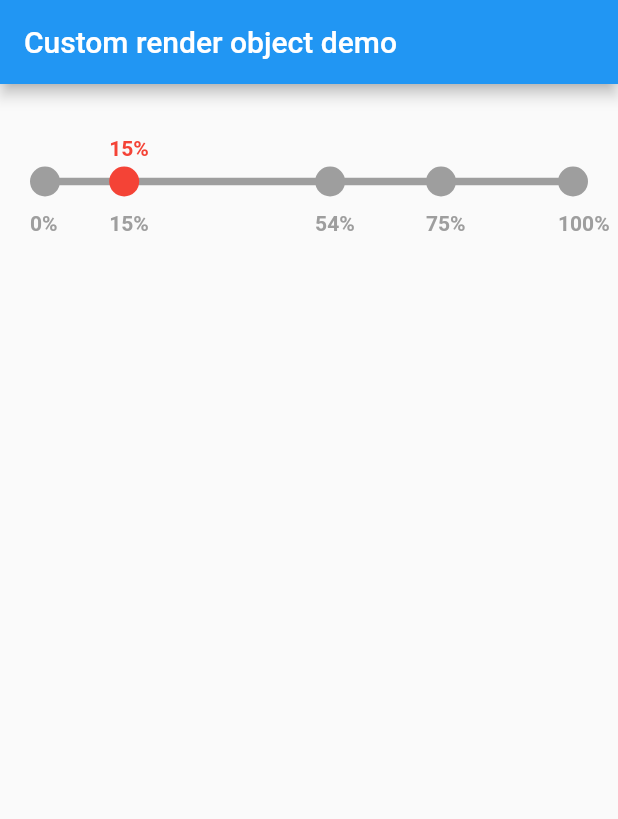
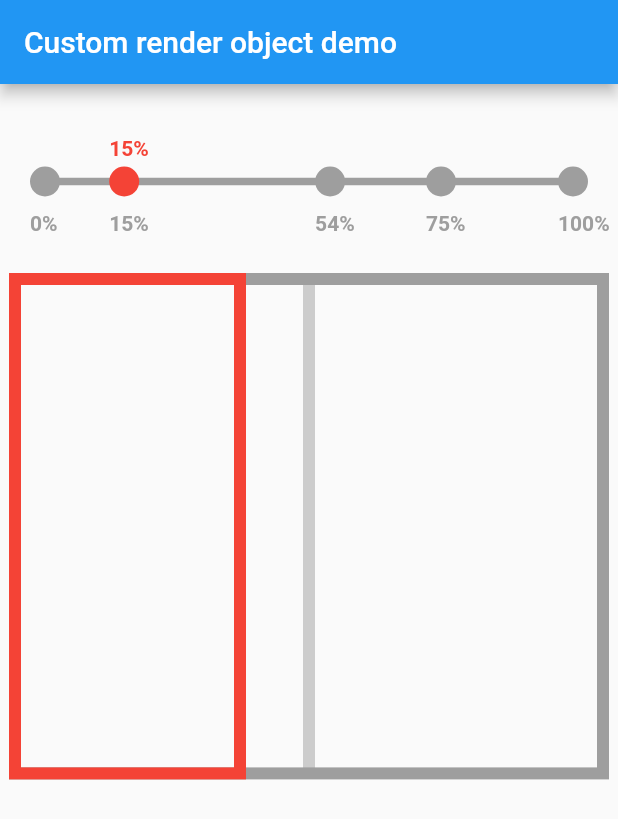
Before and after one commit to pbhoomi190/RenderObjectWidget-Demo, a Flutter app: the screen it shows after launch, on a phone screen of 412 x 824 dp. Shown: the top 819 px of the screen. Run offline on Flutter 3.47's test engine with Material 2 defaults, Android fonts, the phone set to English and light mode, and no system bars.

Commit message:
rectangular slider added

```diff
--- a/flutter_custom_render_widget/lib/custom_range_displayer/progress_viewer.dart
+++ b/flutter_custom_render_widget/lib/custom_range_displayer/progress_viewer.dart
@@ -2,6 +2,7 @@ import 'package:flutter/foundation.dart';
 import 'package:flutter/gestures.dart';
 import 'package:flutter/material.dart';
 import 'package:flutter/rendering.dart';
+
 
 class CustomProgressRangeViewer extends LeafRenderObjectWidget {
   const CustomProgressRangeViewer({
@@ -11,7 +12,7 @@ class CustomProgressRangeViewer extends LeafRenderObjectWidget {
     this.thumbSize = 20.0,
     required this.breakPoints,
     required this.activeThumbColor,
-    required this.activeIndex
+    required this.activeIndex,
   }) : super(key: key);
 
   final Color barColor;
@@ -57,8 +58,6 @@ class CustomProgressRangeViewer extends LeafRenderObjectWidget {
 
 class RenderRangeSlider extends RenderBox {
   static const _minDesiredWidth = 100.0;
-  double _currentThumbValue = 0.5;
-  late HorizontalDragGestureRecognizer _drag;
 
   Color get barColor => _barColor;
   Color _barColor;
@@ -124,17 +123,7 @@ class RenderRangeSlider extends RenderBox {
         _thumbSize = thumbSize,
         _activeThumbColor = activeThumbColor,
         _breaks = breakPoints,
-        _activeIndex = activeIndex
-  {
-    // initialize the gesture recognizer
-    _drag = HorizontalDragGestureRecognizer()
-      ..onStart = (DragStartDetails details) {
-        _updateThumbPosition(details.localPosition);
-      }
-      ..onUpdate = (DragUpdateDetails details) {
-        _updateThumbPosition(details.localPosition);
-      };
-  }
+        _activeIndex = activeIndex;
 
   @override
   double computeMaxIntrinsicHeight(double width) {
@@ -245,22 +234,8 @@ class RenderRangeSlider extends RenderBox {
   @override
   bool hitTestSelf(Offset position) => true;
 
-  @override
-  void handleEvent(PointerEvent event, BoxHitTestEntry entry) {
-    assert(debugHandleEvent(event, entry));
-    if (event is PointerDownEvent) {
-      _drag.addPointer(event);
-    }
-  }
 
   @override
   bool get isRepaintBoundary => true;
 
-  void _updateThumbPosition(Offset localPosition) {
-
-    // var dx = localPosition.dx.clamp(0, size.width);
-    // _currentThumbValue = dx / size.width;
-    // markNeedsPaint();
-    // markNeedsSemanticsUpdate();
-  }
 }
--- /dev/null
+++ b/flutter_custom_render_widget/lib/custom_rectangle_slider/rectangular_slider.dart
@@ -0,0 +1,279 @@
+import 'package:flutter/gestures.dart';
+import 'package:flutter/material.dart';
+import 'package:flutter/rendering.dart';
+
+typedef OnSliderValueChange = Function(BreakPoints);
+
+class BreakPoints {
+  int start;
+  int end;
+
+  BreakPoints({
+    required this.start,
+    required this.end
+  });
+}
+
+class RectangularSlider extends LeafRenderObjectWidget {
+
+  RectangularSlider({
+    required this.borderColor,
+    required this.selectionColor,
+    required this.selectionWidth,
+    required this.height,
+    required this.width,
+    required this.strokeWidth,
+    required this.sliderStartPoint,
+    this.onSliderValueChange
+}) : assert(selectionWidth < width);
+
+  final Color borderColor;
+  final Color selectionColor;
+  final double strokeWidth;
+  final double height;
+  final double width;
+  final double selectionWidth;
+  final double sliderStartPoint;
+  final OnSliderValueChange? onSliderValueChange;
+
+  @override
+  RenderObject createRenderObject(BuildContext context) {
+   return RectangularSliderRenderBox(
+       width: width,
+       height: height,
+       strokeWidth: strokeWidth,
+       selectionWidth: selectionWidth,
+       borderColor: borderColor,
+       selectionColor: selectionColor,
+       currentStartPos: sliderStartPoint,
+       onSliderValueChange: onSliderValueChange
+   );
+  }
+
+  @override
+  void updateRenderObject(
+      BuildContext context, RectangularSliderRenderBox renderObject) {
+    renderObject
+      ..width = width
+      ..height = height
+      ..strokeWidth = strokeWidth
+      ..selectionWidth = selectionWidth
+      ..borderColor = borderColor
+      ..selectionColor = selectionColor;
+  }
+
+  @override
+  void debugFillProperties(DiagnosticPropertiesBuilder properties) {
+    super.debugFillProperties(properties);
+    properties.add(ColorProperty('borderColor', borderColor));
+    properties.add(ColorProperty('selectionColor', selectionColor));
+    properties.add(DoubleProperty('width', width));
+    properties.add(DoubleProperty('height', height));
+    properties.add(DoubleProperty('selectionWidth', selectionWidth));
+    properties.add(DoubleProperty('strokeWidth', strokeWidth));
+  }
+}
+
+class RectangularSliderRenderBox extends RenderBox {
+
+  late HorizontalDragGestureRecognizer _drag;
+
+  Color get borderColor => _borderColor;
+  Color _borderColor;
+
+  set borderColor(Color value) {
+    if (_borderColor == value) return;
+    _borderColor = value;
+    markNeedsPaint();
+  }
+
+
+  Color get selectionColor => _selectionColor;
+  Color _selectionColor;
+
+  set selectionColor(Color value) {
+    if (_selectionColor == value) return;
+    _selectionColor = value;
+    markNeedsPaint();
+  }
+
+  double get selectionWidth => _selectionWidth;
+  double _selectionWidth;
+
+  set selectionWidth(double value) {
+    if (_selectionWidth == value) return;
+    _selectionWidth = value;
+    markNeedsLayout();
+  }
+
+  double get strokeWidth => _strokeWidth;
+  double _strokeWidth;
+
+  set strokeWidth(double value) {
+    if (_strokeWidth == value) return;
+    _strokeWidth = value;
+    markNeedsLayout();
+  }
+
+  double get height => _height;
+  double _height;
+
+  set height(double value) {
+    if (_height == value) return;
+    _height = value;
+    markNeedsLayout();
+  }
+
+  double get width => _width;
+  double _width;
+
+  set width(double value) {
+    if (_width == value) return;
+    _width = value;
+    markNeedsLayout();
+  }
+
+  double get currentStartPos => _currentStartPos;
+  double _currentStartPos;
+
+  set currentStartPos(double value) {
+    if (_currentStartPos == value) return;
+    _currentStartPos = value;
+    markNeedsLayout();
+  }
+
+  OnSliderValueChange? get onSliderValueChange => _onSliderValueChange;
+  OnSliderValueChange? _onSliderValueChange;
+
+  set onSliderValueChange(OnSliderValueChange? value) {
+    if (_onSliderValueChange == value) return;
+    _onSliderValueChange = value;
+  }
+
+  RectangularSliderRenderBox({
+    required double width,
+    required double height,
+    required double strokeWidth,
+    required double selectionWidth,
+    required Color borderColor,
+    required Color selectionColor,
+    required double currentStartPos,
+    OnSliderValueChange? onSliderValueChange,
+  })
+  :
+        _width = width,
+        _height = height,
+        _selectionColor = selectionColor,
+        _selectionWidth = selectionWidth,
+        _borderColor = borderColor,
+        _strokeWidth = strokeWidth,
+        _currentStartPos = currentStartPos,
+        _onSliderValueChange = onSliderValueChange,
+  assert(selectionWidth < width)
+  {
+      // initialize the gesture recognizer
+      _drag = HorizontalDragGestureRecognizer()
+        ..onStart = (DragStartDetails details) {
+          _updateRectanglePosition(details.localPosition);
+        }
+        ..onUpdate = (DragUpdateDetails details) {
+          _updateRectanglePosition(details.localPosition);
+        };
+
+  }
+
+  @override
+  double computeMaxIntrinsicHeight(double width) {
+    return _width;
+  }
+
+  @override
+  double computeMinIntrinsicHeight(double width) {
+    return _height;
+  }
+
+  @override
+  double computeMaxIntrinsicWidth(double height) {
+    return _width;
+  }
+
+  @override
+  double computeMinIntrinsicWidth(double height) {
+    return _height;
+  }
+
+  @override
+  void performLayout() {
+    size = computeDryLayout(constraints);
+  }
+
+  @override
+  Size computeDryLayout(BoxConstraints constraints) {
+    final desiredWidth = width;
+    final desiredHeight = height;
+    final desiredSize = Size(desiredWidth, desiredHeight);
+    return constraints.constrain(desiredSize);
+  }
+
+  @override
+  bool hitTestSelf(Offset position) => true;
+
+  @override
+  void handleEvent(PointerEvent event, BoxHitTestEntry entry) {
+    assert(debugHandleEvent(event, entry));
+    if (event is PointerDownEvent) {
+      _drag.addPointer(event);
+    }
+  }
+
+  @override
+  void paint(PaintingContext context, Offset offset) {
+
+    final canvas = context.canvas;
+    canvas.save();
+    canvas.translate(offset.dx, offset.dy);
+    // paint bar
+    final mainRectanglePaint = Paint()
+      ..color = borderColor
+      ..style = PaintingStyle.stroke
+      ..strokeWidth = strokeWidth;
+
+    final sliderRectanglePaint = Paint()
+      ..color = selectionColor
+      ..style = PaintingStyle.stroke
+      ..strokeWidth = strokeWidth;
+
+    final centerLinePain = Paint()
+      ..color = borderColor.withOpacity(0.5)
+      ..strokeWidth = strokeWidth;
+
+    Rect mainRect = Rect.fromLTWH(0, 0, width, height);
+      canvas.drawRect(mainRect, mainRectanglePaint);
+
+      Offset offset1 = Offset(width/2, 0);
+      Offset offset2 = Offset(width/2, height);
+      canvas.drawLine(offset1, offset2, centerLinePain);
+    Rect selectionRect = Rect.fromLTWH(_currentStartPos, 0, selectionWidth, height);
+    canvas.drawRect(selectionRect, sliderRectanglePaint);
+    canvas.restore();
+  }
+
+  @override
+  bool get isRepaintBoundary => true;
+
+  void _updateRectanglePosition(Offset localPosition) {
+    var maxSlideLimit = size.width - selectionWidth;
+    var dx = localPosition.dx.clamp(0, maxSlideLimit);
+    _currentStartPos = dx.toDouble();
+
+    var break1 = ((_currentStartPos / width) * 100).toInt();
+    var break2 = 100 - break1; // TODO: calculation pending
+    BreakPoints points = BreakPoints(start: break1, end: break2);
+    if(_onSliderValueChange != null) {
+      _onSliderValueChange!(points);
+    }
+    markNeedsPaint();
+    markNeedsSemanticsUpdate();
+  }
+
+}
--- a/flutter_custom_render_widget/lib/main.dart
+++ b/flutter_custom_render_widget/lib/main.dart
@@ -1,5 +1,6 @@
 import 'package:flutter/material.dart';
 import 'package:flutter/rendering.dart';
+import 'package:flutter_custom_render_widget/custom_rectangle_slider/rectangular_slider.dart';
 import 'custom_range_displayer/progress_viewer.dart';
 
 void main() {
@@ -37,6 +38,19 @@ class Home extends StatelessWidget {
                 breakPoints: [0, 15, 54, 75, 100],
                 activeThumbColor: Colors.red,
                 activeIndex: 1),
+          ),
+          RectangularSlider(
+              borderColor: Colors.grey,
+              selectionColor: Colors.red,
+              selectionWidth: 150,
+              height: MediaQuery.of(context).size.height * 0.4,
+              width: MediaQuery.of(context).size.width - 20,
+              strokeWidth: 8,
+              sliderStartPoint: 0,
+            onSliderValueChange: (points) {
+                print(points.start);
+                print(points.end);
+            },
           )
         ],
       ),
```
